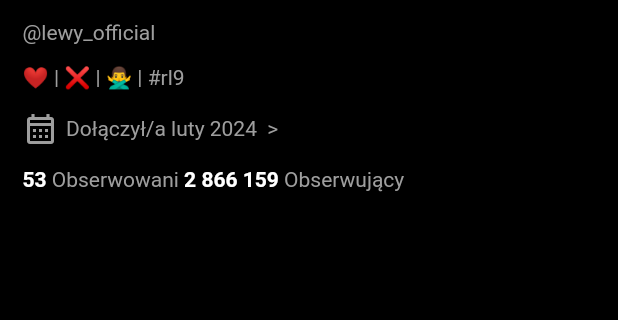
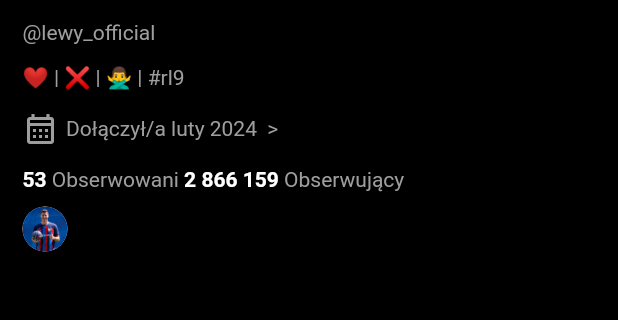
Before and after one commit to julianuziemblo/profile-demo, a Flutter app: the screen it shows after launch, on a phone screen of 412 x 824 dp, the part 389-709 px from its top. Run offline on Flutter 3.47's test engine with Material 3 defaults, Android fonts, the phone set to English and light mode, and no system bars; our stand-ins replace google_fonts.

Commit message:
work on posts

```diff
--- a/lib/main.dart
+++ b/lib/main.dart
@@ -1,5 +1,6 @@
 import 'package:flutter/material.dart';
 import 'package:google_fonts/google_fonts.dart';
+import 'package:profile/post.dart';
 
 void main() {
   runApp(const MyApp());
@@ -73,6 +74,10 @@ class _MyHomePageState extends State<MyHomePage> {
                     ],
                   ),
                   TwitterBio(tag: _tag),
+                  TwitterPost(
+                    id: 0,
+                    text: 'Brawo @iga_swiatek jesteś wielka!\nGratuluje!',
+                  ),
                 ],
               ),
             ),
@@ -111,6 +116,7 @@ class TwitterBio extends StatelessWidget {
                   fontWeight: FontWeight.bold,
                   fontSize: 25,
                 ),
+                overflow: TextOverflow.ellipsis,
               ),
               Icon(
                 Icons.check_circle,
--- /dev/null
+++ b/lib/post.dart
@@ -0,0 +1,25 @@
+import 'package:flutter/material.dart';
+
+class TwitterPost extends StatelessWidget {
+  const TwitterPost({super.key, required this.id, required this.text});
+
+  final int id;
+  final String text;
+
+  @override
+  Widget build(BuildContext context) {
+    return Row(
+      children: [
+        Column(
+          children: [
+            CircleAvatar(
+              backgroundImage: AssetImage('assets/profilowe.jpg'),
+              radius: 15,
+            ),
+          ],
+        ),
+        Column(),
+      ],
+    );
+  }
+}
```
